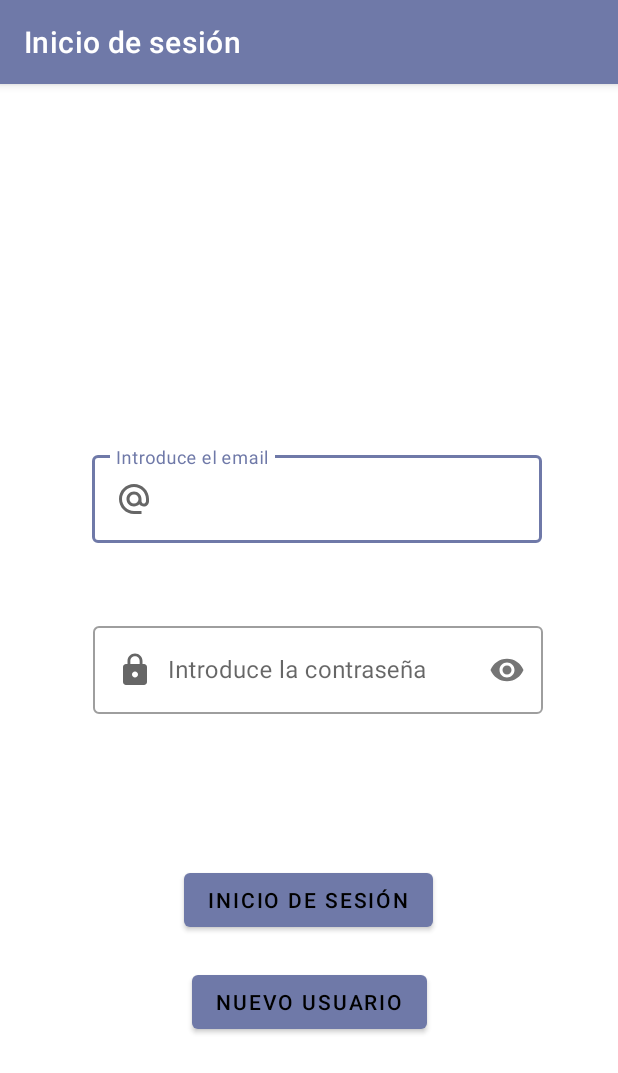
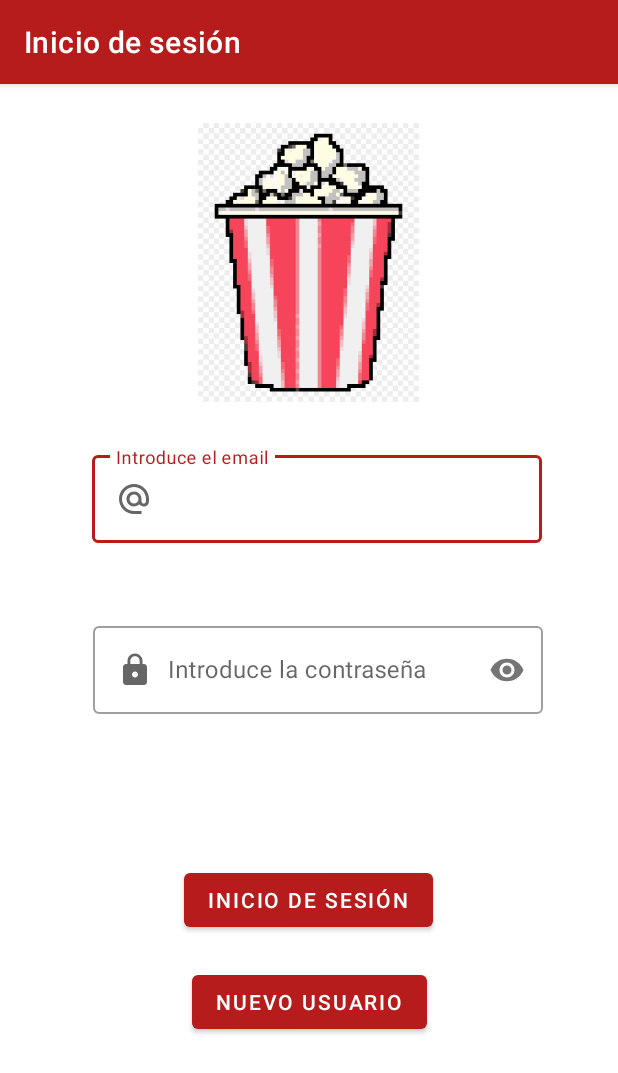
Before and after one commit to merpinped/MeraPineiroPedroProyectoPMDM, an Android app: the screen it shows after launch (LoginActivity), on a phone screen of 412 x 824 dp. Shown: the top 1073 px of the screen. Run offline under Robolectric (Android 15) with nearby library versions, the phone set to English and light mode, and no system bars.

Commit message:
FALTA BORRAR Y EDITAR

```diff
--- a/app/src/main/AndroidManifest.xml
+++ b/app/src/main/AndroidManifest.xml
@@ -7,6 +7,7 @@
 
     <application
         android:allowBackup="true"
+        android:icon="@mipmap/palomitas"
         android:name=".modelos.dao.App"
         android:label="Peliculas"
         android:supportsRtl="true"
--- a/app/src/main/res/layout/activity_login.xml
+++ b/app/src/main/res/layout/activity_login.xml
@@ -30,12 +30,13 @@
                 android:drawableStart="@drawable/ic_email"
                 android:drawablePadding="10dp"
                 android:hint="@string/hint_introduce_email"
+                android:inputType="textEmailAddress"
                 android:singleLine="true"
                 android:textColor="@color/black"
                 android:textColorHighlight="@color/black"
                 android:textColorHint="@color/black"
-                android:inputType="textEmailAddress"
-                android:textColorLink="@color/black" />
+                android:textColorLink="@color/black"
+                tools:ignore="TextContrastCheck" />
         </com.google.android.material.textfield.TextInputLayout>
 
         <com.google.android.material.textfield.TextInputLayout
@@ -63,7 +64,8 @@
                 android:textColor="@color/black"
                 android:textColorHighlight="@color/black"
                 android:textColorHint="@color/black"
-                android:textColorLink="@color/black" />
+                android:textColorLink="@color/black"
+                tools:ignore="TextContrastCheck" />
         </com.google.android.material.textfield.TextInputLayout>
 
         <Button
@@ -75,7 +77,8 @@
             app:layout_constraintEnd_toEndOf="parent"
             app:layout_constraintHorizontal_bias="0.498"
             app:layout_constraintStart_toStartOf="parent"
-            app:layout_constraintTop_toBottomOf="@+id/textInputLayoutPassword" />
+            app:layout_constraintTop_toBottomOf="@+id/textInputLayoutPassword"
+            tools:ignore="TextContrastCheck" />
 
         <Button
             android:id="@+id/btnNuevoUsuario"
@@ -88,7 +91,8 @@
             app:layout_constraintEnd_toEndOf="parent"
             app:layout_constraintStart_toStartOf="parent"
             app:layout_constraintTop_toBottomOf="@+id/btnLog"
-            app:layout_constraintVertical_bias="0.031" />
+            app:layout_constraintVertical_bias="0.031"
+            tools:ignore="TextContrastCheck" />
 
         <ImageView
             android:id="@+id/ivClaqueta"
@@ -98,7 +102,9 @@
             app:layout_constraintEnd_toEndOf="parent"
             app:layout_constraintHorizontal_bias="0.497"
             app:layout_constraintStart_toStartOf="parent"
-            app:layout_constraintTop_toTopOf="parent" />
+            app:layout_constraintTop_toTopOf="parent"
+            app:srcCompat="@mipmap/palomitas"
+            android:contentDescription="@string/todo" />
 
     </androidx.constraintlayout.widget.ConstraintLayout>
 </ScrollView>
--- a/app/src/main/res/layout/activity_pelicula.xml
+++ b/app/src/main/res/layout/activity_pelicula.xml
@@ -5,6 +5,7 @@
     android:layout_width="match_parent"
     android:layout_height="match_parent"
     android:padding="@dimen/padding_pantalla_default_vertical"
+    android:background="@color/primaryLightColor"
     tools:context=".activities.PeliculaActivity">
 
     <androidx.recyclerview.widget.RecyclerView
--- a/app/src/main/res/layout/activity_registra.xml
+++ b/app/src/main/res/layout/activity_registra.xml
@@ -8,7 +8,6 @@
     <androidx.constraintlayout.widget.ConstraintLayout
         android:layout_width="match_parent"
         android:layout_height="wrap_content"
-        android:backgroundTint="@color/white"
         android:padding="10dp"
         tools:context=".activities.RegistraActivity">
 
@@ -71,11 +70,7 @@
                 android:drawableStart="@drawable/ic_password"
                 android:drawablePadding="10dp"
                 android:hint="@string/hint_confirmar_password"
-                android:inputType="textPassword"
-                android:textColor="@color/black"
-                android:textColorHighlight="@color/black"
-                android:textColorHint="@color/black"
-                android:textColorLink="@color/black" />
+                android:inputType="textPassword" />
         </com.google.android.material.textfield.TextInputLayout>
 
         <com.google.android.material.textfield.TextInputLayout
--- a/app/src/main/res/layout/item_pelicula.xml
+++ b/app/src/main/res/layout/item_pelicula.xml
@@ -71,7 +71,7 @@
             android:layout_marginTop="1dp"
             android:layout_marginEnd="1dp"
             android:text="@string/textView_default"
-            android:textColor="@color/azul_oscuro"
+            android:textColor="@color/primaryDarkColor"
             android:textSize="20sp"
             android:textStyle="bold"
             app:layout_constraintBottom_toBottomOf="parent"
--- a/app/src/main/res/values/colors.xml
+++ b/app/src/main/res/values/colors.xml
@@ -3,6 +3,15 @@
     <color name="azul_intermedio">#9fa8da</color>
     <color name="azul_suave">#d1d9ff</color>
     <color name="azul_oscuro">#6f79a8</color>
+
+    <color name="primaryColor">#b71c1c</color>
+    <color name="primaryLightColor">#f05545</color>
+    <color name="primaryDarkColor">#7f0000</color>
+    <color name="secondaryColor">#d32f2f</color>
+    <color name="secondaryLightColor">#ff6659</color>
+    <color name="secondaryDarkColor">#9a0007</color>
+    <color name="primaryTextColor">#ffffff</color>
+    <color name="secondaryTextColor">#ffffff</color>
 
     <color name="purple_200">#FFBB86FC</color>
     <color name="purple_500">#FF6200EE</color>
--- a/app/src/main/res/values/themes.xml
+++ b/app/src/main/res/values/themes.xml
@@ -2,13 +2,13 @@
     <!-- Base application theme. -->
     <style name="Theme.MeraPineiroPedroProyectoPMDM" parent="Theme.MaterialComponents.DayNight.DarkActionBar">
         <!-- Primary brand color. -->
-        <item name="colorPrimary">@color/azul_oscuro</item>
-        <item name="colorPrimaryVariant">@color/azul_oscuro</item>
-        <item name="colorOnPrimary">@color/black</item>
+        <item name="colorPrimary">@color/primaryColor</item>
+        <item name="colorPrimaryVariant">@color/primaryDarkColor</item>
+        <item name="colorOnPrimary">@color/primaryTextColor</item>
         <!-- Secondary brand color. -->
-        <item name="colorSecondary">@color/azul_oscuro</item>
-        <item name="colorSecondaryVariant">@color/azul_oscuro</item>
-        <item name="colorOnSecondary">@color/black</item>
+        <item name="colorSecondary">@color/secondaryColor</item>
+        <item name="colorSecondaryVariant">@color/secondaryLightColor</item>
+        <item name="colorOnSecondary">@color/secondaryTextColor</item>
         <!-- Status bar color. -->
         <item name="android:statusBarColor" tools:targetApi="l">?attr/colorPrimaryVariant</item>
 
```
Also changed, not shown: app/src/main/res/mipmap-xxhdpi/palomitas.png (added).
